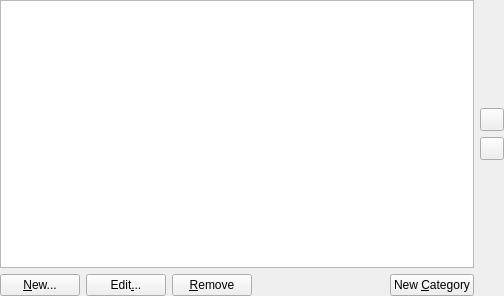
Before: the Qt Designer form addons/externaltools/configwidget.ui in KDE/kate, drawn with Qt 5.
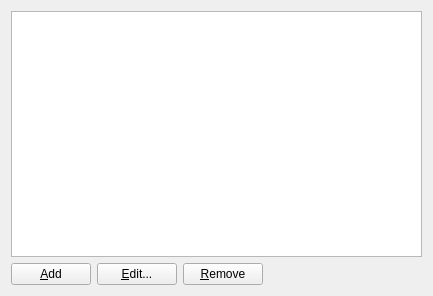
After: the same form once the commit is applied.

Commit message: Config Widget: Remove up & down buttons, drag & drop does the same

The edit to the form file:
```diff
--- a/addons/externaltools/configwidget.ui
+++ b/addons/externaltools/configwidget.ui
@@ -6,64 +6,34 @@
    <rect>
     <x>0</x>
     <y>0</y>
-    <width>504</width>
+    <width>433</width>
     <height>296</height>
    </rect>
   </property>
-  <layout class="QGridLayout" name="gridLayout_2">
-   <property name="leftMargin">
-    <number>0</number>
-   </property>
-   <property name="topMargin">
-    <number>0</number>
-   </property>
-   <property name="rightMargin">
-    <number>0</number>
-   </property>
-   <property name="bottomMargin">
-    <number>0</number>
-   </property>
-   <item row="0" column="0">
-    <layout class="QGridLayout" name="gridLayout">
-     <item row="0" column="1">
-      <spacer name="verticalSpacer">
-       <property name="orientation">
-        <enum>Qt::Vertical</enum>
-       </property>
-       <property name="sizeHint" stdset="0">
-        <size>
-         <width>20</width>
-         <height>98</height>
-        </size>
-       </property>
-      </spacer>
-     </item>
-     <item row="3" column="1">
-      <spacer name="verticalSpacer_2">
-       <property name="orientation">
-        <enum>Qt::Vertical</enum>
-       </property>
-       <property name="sizeHint" stdset="0">
-        <size>
-         <width>17</width>
-         <height>108</height>
-        </size>
-       </property>
-      </spacer>
-     </item>
-     <item row="4" column="0">
+  <layout class="QVBoxLayout" name="verticalLayout">
+   <item>
+    <widget class="QTreeView" name="lbTools">
+     <property name="whatsThis">
+      <string>This list shows all the configured tools, represented by their menu text.</string>
+     </property>
+     <property name="headerHidden">
+      <bool>true</bool>
+     </property>
+    </widget>
+   </item>
+   <item>
       <layout class="QHBoxLayout" name="horizontalLayout">
        <item>
         <widget class="QPushButton" name="btnNew">
          <property name="text">
-          <string>&amp;New...</string>
+        <string>&amp;Add</string>
          </property>
         </widget>
        </item>
        <item>
         <widget class="QPushButton" name="btnEdit">
          <property name="text">
-          <string>Edit&amp;...</string>
+        <string>&amp;Edit...</string>
          </property>
         </widget>
        </item>
@@ -86,31 +56,6 @@
           </size>
          </property>
         </spacer>
-       </item>
-       <item>
-        <widget class="QPushButton" name="btnCategory">
-         <property name="text">
-          <string>New &amp;Category</string>
-         </property>
-        </widget>
-       </item>
-      </layout>
-     </item>
-     <item row="1" column="1">
-      <widget class="QToolButton" name="btnMoveUp"/>
-     </item>
-     <item row="2" column="1">
-      <widget class="QToolButton" name="btnMoveDown"/>
-     </item>
-     <item row="0" column="0" rowspan="4">
-      <widget class="QTreeView" name="lbTools">
-       <property name="whatsThis">
-        <string>This list shows all the configured tools, represented by their menu text.</string>
-       </property>
-       <property name="headerHidden">
-        <bool>true</bool>
-       </property>
-      </widget>
      </item>
     </layout>
    </item>
```
Left out of the diff: 2 changed lines with no effect on the pictures. Lines whose indentation alone changed are shown as unchanged.
